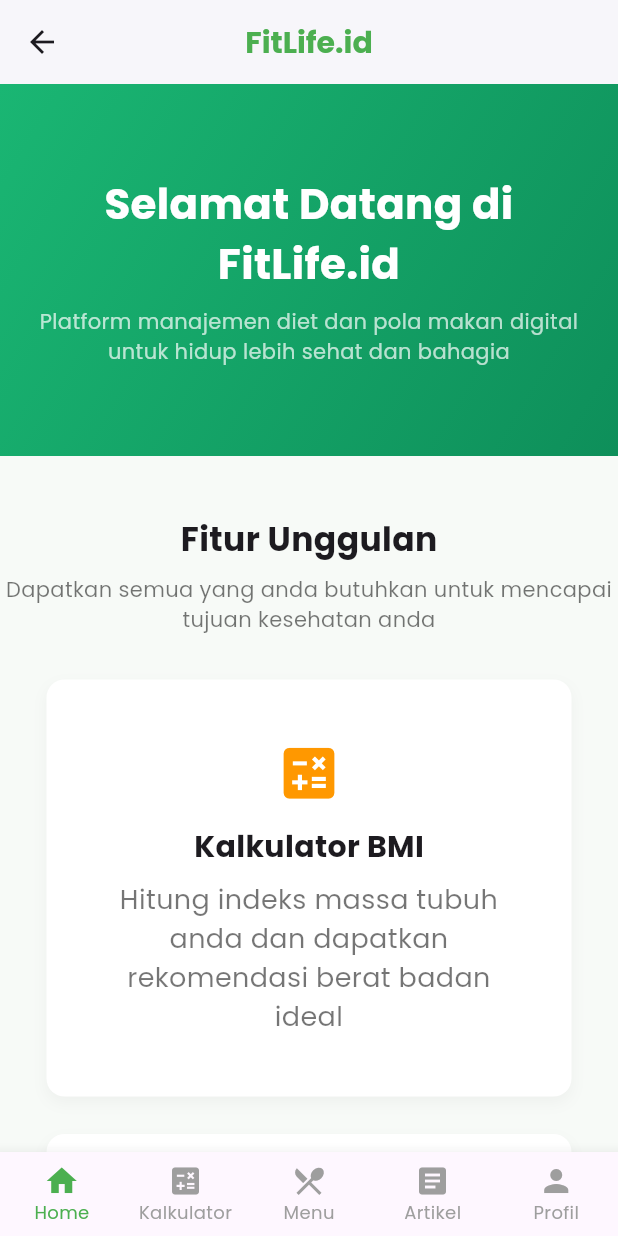
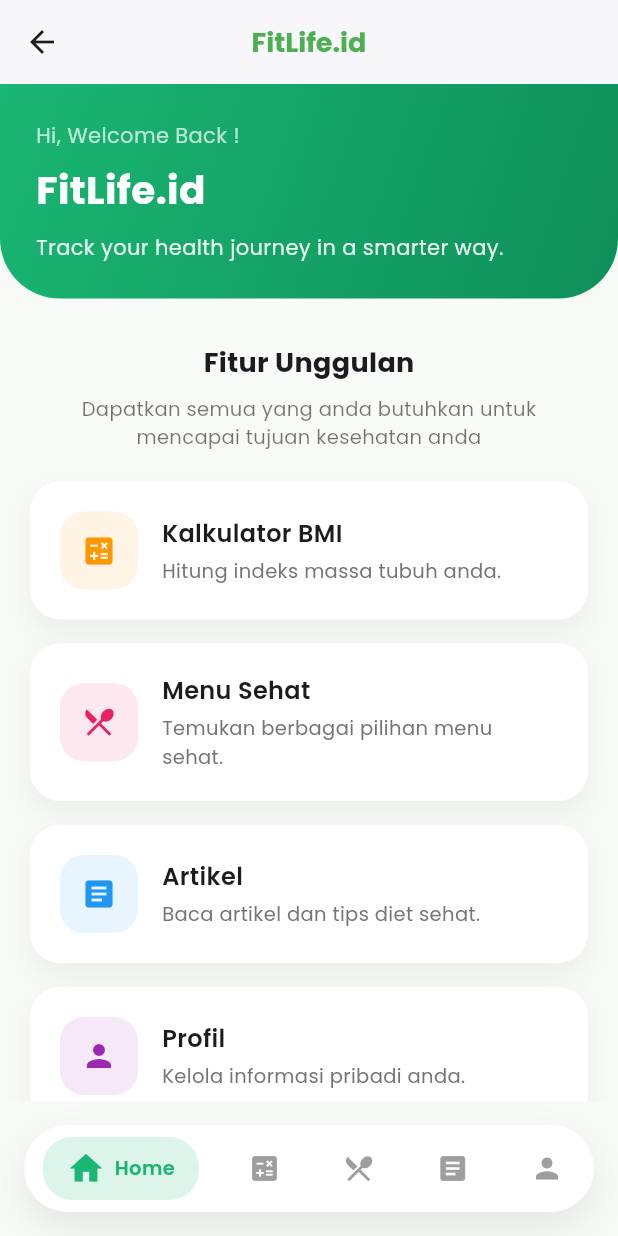
Before and after one commit to madSobirin/fitlife-mobile-app, a Flutter app: the Home screen opened by its route, on a phone screen of 412 x 824 dp. Run offline on Flutter 3.47's test engine with Material 3 defaults, Android fonts, the light colour scheme and no system bars; our stand-ins replace flutter_svg, google_fonts, shared_preferences; accounts and stored records are empty.

Commit message:
mengubah page home, belum sama kaya websitenya

```diff
--- a/lib/config/config.dart
+++ b/lib/config/config.dart
@@ -1,4 +1,4 @@
 class Config {
   // static const String baseUrl = "https://fitlife-web-platform.vercel.app/api";
-  static const String baseUrl = "http://192.168.1.6:8000/api";
+  static const String baseUrl = "http://192.168.100.84:8000/api";
 }
--- a/lib/pages/dashboard/home.dart
+++ b/lib/pages/dashboard/home.dart
@@ -15,9 +15,7 @@ class _HomeState extends State<Home> {
   int _selectedIndex = 0;
 
   void _onItemTapped(int index) {
-    setState(() {
-      _selectedIndex = index;
-    });
+    setState(() => _selectedIndex = index);
   }
 
   Widget _getBody() {
@@ -37,46 +35,64 @@ class _HomeState extends State<Home> {
     }
   }
 
+  // ================= HOME CONTENT =================
+
   Widget _buildHomeContent() {
-    return SingleChildScrollView(
-      child: Column(
+    return ListView(
       children: [
+        // HERO SECTION
         Container(
           width: double.infinity,
-            padding: const EdgeInsets.symmetric(vertical: 60, horizontal: 24),
-            decoration: const BoxDecoration(
-              gradient: LinearGradient(
+          padding: const EdgeInsets.all(24),
+          decoration: BoxDecoration(
+            gradient: const LinearGradient(
               colors: [Color(0xFF1AB673), Color(0xFF0E8F5A)],
               begin: Alignment.topLeft,
               end: Alignment.bottomRight,
             ),
+            borderRadius: const BorderRadius.vertical(
+              bottom: Radius.circular(40),
+            ),
           ),
           child: Column(
+            crossAxisAlignment: CrossAxisAlignment.start,
             children: [
               Text(
-                  'Selamat Datang di FitLife.id',
-                  textAlign: TextAlign.center,
-                  style: GoogleFonts.poppins(
-                    color: Colors.white,
-                    fontSize: 28,
-                    fontWeight: FontWeight.bold,
-                  ),
+                "Hi, Welcome Back !",
+                style: GoogleFonts.poppins(fontSize: 14, color: Colors.white70),
               ),
               const SizedBox(height: 8),
               Text(
-                  'Platform manajemen diet dan pola makan digital untuk hidup lebih sehat dan bahagia',
-                  textAlign: TextAlign.center,
-                  style: GoogleFonts.poppins(color: Colors.white70),
+                "FitLife.id",
+                style: GoogleFonts.poppins(
+                  fontSize: 26,
+                  fontWeight: FontWeight.bold,
+                  color: Colors.white,
+                ),
+              ),
+              const SizedBox(height: 10),
+              Text(
+                "Track your health journey in a smarter way.",
+                style: GoogleFonts.poppins(
+                  fontSize: 14,
+                  color: Colors.white.withOpacity(0.9),
+                ),
               ),
             ],
           ),
         ),
-          const SizedBox(height: 40),
 
+        const SizedBox(height: 30),
+
+        Padding(
+          padding: const EdgeInsets.symmetric(horizontal: 20),
+          child: Column(
+            children: [
+              // FITUR
               Text(
                 'Fitur Unggulan',
                 style: GoogleFonts.poppins(
-              fontSize: 22,
+                  fontSize: 18,
                   fontWeight: FontWeight.bold,
                 ),
               ),
@@ -84,51 +100,51 @@ class _HomeState extends State<Home> {
               Text(
                 'Dapatkan semua yang anda butuhkan untuk mencapai tujuan kesehatan anda',
                 textAlign: TextAlign.center,
-            style: GoogleFonts.poppins(color: Colors.black54),
+                style: GoogleFonts.poppins(color: Colors.black54, fontSize: 13),
               ),
-          const SizedBox(height: 30),
+              const SizedBox(height: 20),
 
-          Padding(
-            padding: const EdgeInsets.symmetric(horizontal: 16),
-            child: Wrap(
-              spacing: 25,
-              runSpacing: 25,
-              alignment: WrapAlignment.center,
-              children: [
               _buildFeatureCard(
                 Icons.calculate,
                 'Kalkulator BMI',
-                  'Hitung indeks massa tubuh anda dan dapatkan rekomendasi berat badan ideal',
+                'Hitung indeks massa tubuh anda.',
                 iconColor: Colors.orange,
               ),
+              const SizedBox(height: 16),
+
               _buildFeatureCard(
                 Icons.restaurant_menu,
                 'Menu Sehat',
-                  'Temukan berbagai pilihan menu makanan sehat untuk diet anda',
+                'Temukan berbagai pilihan menu sehat.',
                 iconColor: Colors.pink,
               ),
+              const SizedBox(height: 16),
+
               _buildFeatureCard(
                 Icons.article,
                 'Artikel',
-                  'Baca artikel dan tips seputar diet serta pola hidup sehat',
+                'Baca artikel dan tips diet sehat.',
                 iconColor: Colors.blue,
               ),
+              const SizedBox(height: 16),
+
               _buildFeatureCard(
                 Icons.person,
                 'Profil',
-                  'Kelola informasi pribadi dan pantau perkembangan kesehatan anda',
+                'Kelola informasi pribadi anda.',
                 iconColor: Colors.purple,
               ),
+
+              const SizedBox(height: 40),
             ],
           ),
         ),
-          const SizedBox(height: 60),
       ],
-      ),
     );
   }
 
-  /// ====== PROFILE CONTENT ======
+  // ================= PROFILE CONTENT =================
+
   Future<UserModel?> _getUser() async {
     SharedPreferences prefs = await SharedPreferences.getInstance();
     String? userString = prefs.getString('user');
@@ -148,16 +164,16 @@ class _HomeState extends State<Home> {
 
         final user = snapshot.data;
 
-        return Center(
+        return Padding(
+          padding: const EdgeInsets.all(20),
           child: Container(
-            width: 350,
             padding: const EdgeInsets.all(24),
             decoration: BoxDecoration(
               color: Colors.white,
               borderRadius: BorderRadius.circular(16),
               boxShadow: [
                 BoxShadow(
-                  color: Colors.grey.withOpacity(0.2),
+                  color: Colors.grey.withOpacity(0.1),
                   blurRadius: 10,
                   offset: const Offset(0, 5),
                 ),
@@ -175,14 +191,17 @@ class _HomeState extends State<Home> {
                 Text(
                   user?.name ?? 'User',
                   style: GoogleFonts.poppins(
-                    fontSize: 20,
+                    fontSize: 18,
                     fontWeight: FontWeight.bold,
                   ),
                 ),
                 const SizedBox(height: 6),
                 Text(
                   user?.email ?? '-',
-                  style: GoogleFonts.poppins(color: Colors.black54),
+                  style: GoogleFonts.poppins(
+                    color: Colors.black54,
+                    fontSize: 13,
+                  ),
                 ),
                 const SizedBox(height: 25),
                 ElevatedButton(
@@ -217,51 +236,68 @@ class _HomeState extends State<Home> {
     );
   }
 
-  /// ====== FEATURE CARD ======
+  // ================= FEATURE CARD =================
+
   Widget _buildFeatureCard(
     IconData icon,
     String title,
     String desc, {
-    Color iconColor = Colors.green,
-    double iconSize = 45,
+    Color iconColor = const Color(0xFF1AB673),
   }) {
     return Container(
-      width: 350,
-      padding: const EdgeInsets.all(40),
+      padding: const EdgeInsets.all(20),
       decoration: BoxDecoration(
         color: Colors.white,
-        borderRadius: BorderRadius.circular(12),
+        borderRadius: BorderRadius.circular(20),
         boxShadow: [
           BoxShadow(
-            color: Colors.grey.withOpacity(0.1),
-            blurRadius: 8,
-            offset: const Offset(0, 4),
+            color: Colors.black.withOpacity(0.05),
+            blurRadius: 15,
+            offset: const Offset(0, 8),
           ),
         ],
       ),
+      child: Row(
+        children: [
+          Container(
+            width: 52,
+            height: 52,
+            decoration: BoxDecoration(
+              color: iconColor.withOpacity(0.1),
+              borderRadius: BorderRadius.circular(16),
+            ),
+            child: Icon(icon, color: iconColor),
+          ),
+          const SizedBox(width: 16),
+          Expanded(
             child: Column(
+              crossAxisAlignment: CrossAxisAlignment.start,
               children: [
-          Icon(icon, color: iconColor, size: iconSize),
-          const SizedBox(height: 12),
                 Text(
                   title,
                   style: GoogleFonts.poppins(
-              fontWeight: FontWeight.bold,
-              fontSize: 20,
+                    fontWeight: FontWeight.w600,
+                    fontSize: 16,
                   ),
                 ),
-          const SizedBox(height: 8),
+                const SizedBox(height: 4),
                 Text(
                   desc,
-            textAlign: TextAlign.center,
-            style: GoogleFonts.poppins(color: Colors.black54, fontSize: 18),
+                  style: GoogleFonts.poppins(
+                    fontSize: 13,
+                    color: Colors.grey[600],
+                  ),
+                ),
+              ],
+            ),
           ),
         ],
       ),
     );
   }
 
-  /// ====== BUILD ======
+  // ================= BUILD =================
+
   @override
   Widget build(BuildContext context) {
     return Scaffold(
@@ -274,34 +310,79 @@ class _HomeState extends State<Home> {
           'FitLife.id',
           style: GoogleFonts.poppins(
             color: Colors.green,
-            fontSize: 20,
+            fontSize: 18,
             fontWeight: FontWeight.bold,
           ),
         ),
       ),
       body: _getBody(),
-      bottomNavigationBar: BottomNavigationBar(
-        type: BottomNavigationBarType.fixed,
-        currentIndex: _selectedIndex,
-        onTap: _onItemTapped,
-        selectedItemColor: Colors.green,
-        unselectedItemColor: Colors.grey,
-        showUnselectedLabels: true,
-        selectedLabelStyle: GoogleFonts.poppins(fontSize: 12),
-        unselectedLabelStyle: GoogleFonts.poppins(fontSize: 12),
-        items: const [
-          BottomNavigationBarItem(icon: Icon(Icons.home), label: 'Home'),
-          BottomNavigationBarItem(
-            icon: Icon(Icons.calculate),
-            label: 'Kalkulator',
+      bottomNavigationBar: Container(
+        margin: const EdgeInsets.all(16),
+        padding: const EdgeInsets.symmetric(vertical: 8),
+        decoration: BoxDecoration(
+          color: Colors.white,
+          borderRadius: BorderRadius.circular(30),
+          boxShadow: [
+            BoxShadow(
+              color: Colors.black.withOpacity(0.08),
+              blurRadius: 20,
+              offset: const Offset(0, 10),
             ),
-          BottomNavigationBarItem(
-            icon: Icon(Icons.restaurant_menu),
-            label: 'Menu',
+          ],
         ),
-          BottomNavigationBarItem(icon: Icon(Icons.article), label: 'Artikel'),
-          BottomNavigationBarItem(icon: Icon(Icons.person), label: 'Profil'),
+        child: Row(
+          mainAxisAlignment: MainAxisAlignment.spaceAround,
+          children: List.generate(5, (index) {
+            final isActive = _selectedIndex == index;
+
+            final icons = [
+              Icons.home,
+              Icons.calculate,
+              Icons.restaurant_menu,
+              Icons.article,
+              Icons.person,
+            ];
+
+            final labels = ["Home", "BMI", "Menu", "Artikel", "Profil"];
+
+            return GestureDetector(
+              onTap: () => _onItemTapped(index),
+              child: AnimatedContainer(
+                duration: const Duration(milliseconds: 250),
+                padding: EdgeInsets.symmetric(
+                  horizontal: isActive ? 16 : 8,
+                  vertical: 8,
+                ),
+                decoration: BoxDecoration(
+                  color: isActive
+                      ? const Color(0xFF1AB673).withOpacity(0.15)
+                      : null,
+                  borderRadius: BorderRadius.circular(20),
+                ),
+                child: Row(
+                  children: [
+                    Icon(
+                      icons[index],
+                      size: isActive ? 26 : 22,
+                      color: isActive ? const Color(0xFF1AB673) : Colors.grey,
+                    ),
+                    if (isActive) ...[
+                      const SizedBox(width: 6),
+                      Text(
+                        labels[index],
+                        style: GoogleFonts.poppins(
+                          fontSize: 13,
+                          fontWeight: FontWeight.w600,
+                          color: const Color(0xFF1AB673),
+                        ),
+                      ),
                     ],
+                  ],
+                ),
+              ),
+            );
+          }),
+        ),
       ),
     );
   }
```
Also changed, not shown: lib/layouts/main_navigation.dart (added, +122 -0 lines), lib/pages/dashboard/artikel_page.dart (added, +12 -0 lines), lib/pages/dashboard/bmi_page.dart (added, +12 -0 lines), lib/pages/dashboard/menu_page.dart (added, +12 -0 lines), lib/pages/dashboard/profile_page.dart (added, +12 -0 lines), lib/theme/app_colors.dart (added, +23 -0 lines), pubspec.lock. Lines whose indentation alone changed are shown as unchanged.
